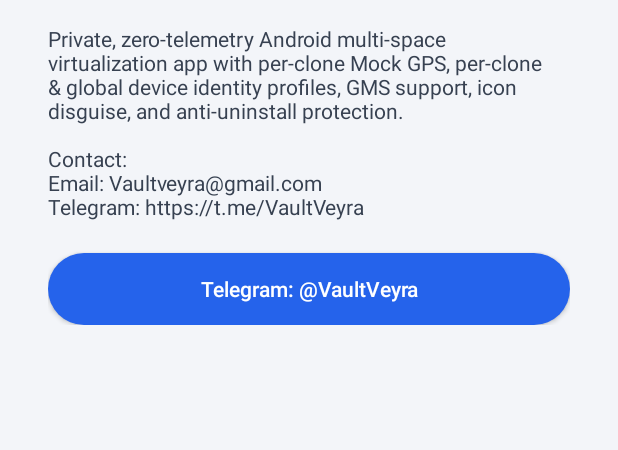
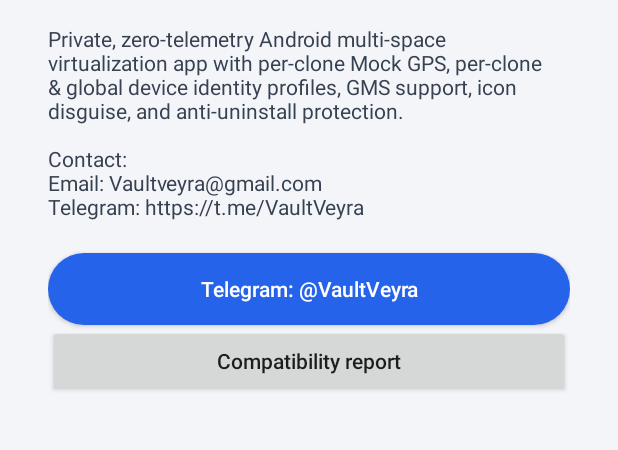
Before and after one commit to vaultveyra/VeyraVault-Project, an Android app: the AboutActivity screen opened directly, with no data from a screen before it, on a phone screen of 412 x 824 dp, the part 92-542 px from its top. Run offline under Robolectric (Android 15) with nearby library versions, the phone set to English and light mode, and no system bars.

Commit message:
Expose compatibility diagnostics from About screen

```diff
--- a/app/src/main/java/com/veyravault/space/ui/AboutActivity.java
+++ b/app/src/main/java/com/veyravault/space/ui/AboutActivity.java
@@ -61,6 +61,17 @@ public class AboutActivity extends BaseActivity {
         });
         root.addView(tgBtn);
 
+        Button diagnosticsBtn = new Button(this);
+        diagnosticsBtn.setAllCaps(false);
+        diagnosticsBtn.setText(fa ? "گزارش سازگاری" : "Compatibility report");
+        diagnosticsBtn.setOnClickListener(new View.OnClickListener() {
+            @Override
+            public void onClick(View v) {
+                startActivity(new Intent(AboutActivity.this, CompatibilityReportActivity.class));
+            }
+        });
+        root.addView(diagnosticsBtn);
+
         setContentView(sv);
     }
 }
```
